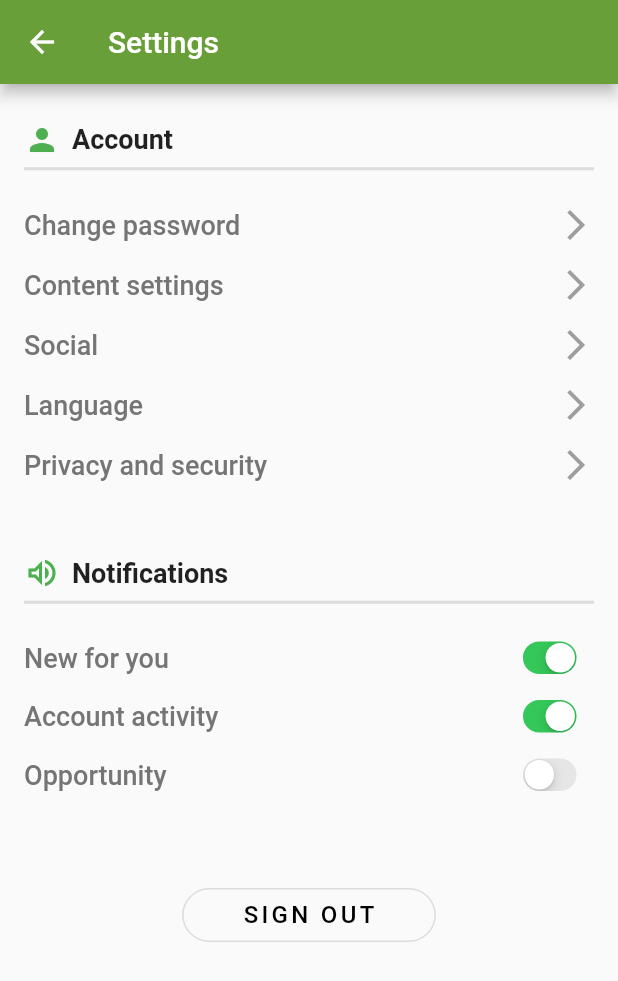
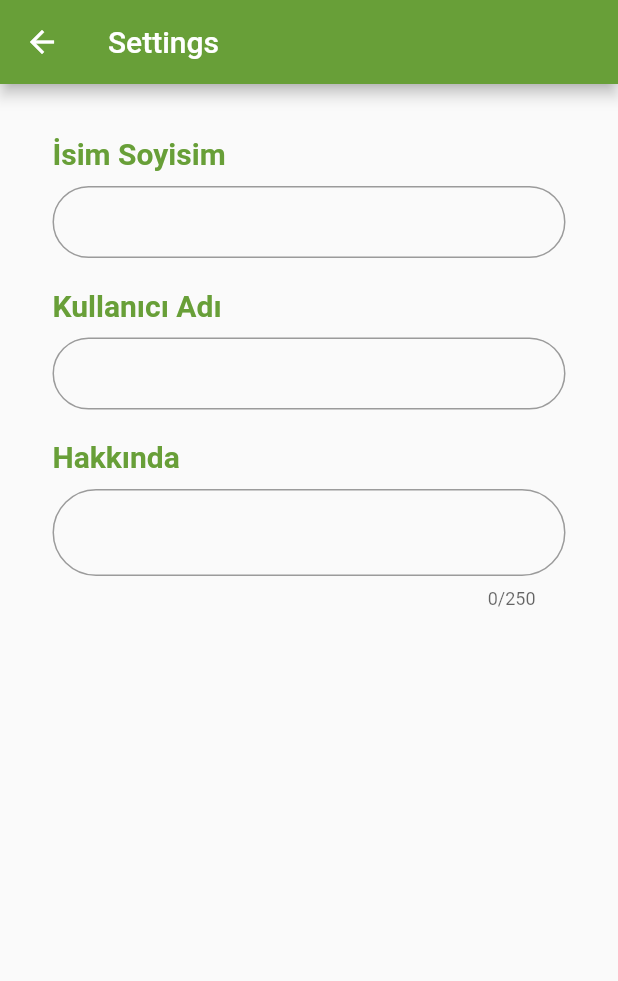
Before and after one commit to tirrideveloper/consultation_app, a Flutter app: the SettingsPage screen opened directly, on a phone screen of 412 x 824 dp. Shown: the top 981 px of the screen. Run offline on Flutter 3.47's test engine with Material 2 defaults, Android fonts, the phone set to English and light mode, and no system bars; our stand-ins replace after_layout, cloud_firestore, firebase_auth, firebase_core, get_it, google_sign_in and 2 more; missing offline and left inert: flutter_facebook_login; accounts and stored records are empty; network calls fail.

Commit message:
settings

```diff
--- a/lib/models/user_model.dart
+++ b/lib/models/user_model.dart
@@ -7,10 +7,12 @@ class UserModel {
   final String userId;
   String email;
   String userName;
+  String nameSurname;
   String profileURL;
   DateTime createdAt;
   DateTime updatedAt;
   double rank;
+  String aboutUser;
 
   UserModel({@required this.userId, @required this.email});
 
@@ -20,11 +22,13 @@ class UserModel {
       "email": email,
       "userName": userName ??
           email.substring(0, email.indexOf("@")) + createRandomNumber(),
+      "nameSurname": "İsminizi Giriniz",
       "profileURL": profileURL ??
           "https://visualpharm.com/assets/233/Consultation-595b40b75ba036ed117d5a39.svg",
       "createdAt": createdAt ?? FieldValue.serverTimestamp(),
       "updatedAt": updatedAt ?? FieldValue.serverTimestamp(),
       "rank": rank ?? 1.0,
+      "aboutUser": aboutUser ?? "null"
     };
   }
 
@@ -32,14 +36,16 @@ class UserModel {
       : userId = map["userId"],
         email = map["email"],
         userName = map["userName"],
+        nameSurname = map["nameSurname"],
         profileURL = map["profileURL"],
         createdAt = (map["createdAt"] as Timestamp).toDate(),
         updatedAt = (map["updatedAt"] as Timestamp).toDate(),
-        rank = map["rank"];
+        rank = map["rank"],
+        aboutUser = map["aboutUser"];
 
   @override
   String toString() {
-    return 'UserModel{userId: $userId, email: $email, userName: $userName, profileURL: $profileURL, createdAt: $createdAt, updatedAt: $updatedAt, rank: $rank}';
+    return 'UserModel{userId: $userId, email: $email, userName: $userName, nameSurname: $nameSurname ,profileURL: $profileURL, createdAt: $createdAt, updatedAt: $updatedAt, rank: $rank}';
   }
 
   String createRandomNumber() {
--- a/lib/models/user_view_model.dart
+++ b/lib/models/user_view_model.dart
@@ -109,13 +109,12 @@ class UserViewModel with ChangeNotifier implements AuthBase {
   Future<UserModel> createEmailAndPassword(
       String email, String password) async {
     if (_checkValidEmailAndPassword(email, password)) {
-      try{
+      try {
         state = ViewState.Busy;
         _userModel =
-        await _userRepository.createEmailAndPassword(email, password);
+            await _userRepository.createEmailAndPassword(email, password);
         return _userModel;
-      }
-      finally{
+      } finally {
         state = ViewState.Idle;
       }
     } else
@@ -129,13 +128,10 @@ class UserViewModel with ChangeNotifier implements AuthBase {
       if (_checkValidEmailAndPassword(email, password)) {
         state = ViewState.Busy;
         _userModel =
-            await _userRepository.createEmailAndPassword(email, password);
+            await _userRepository.signInEmailAndPassword(email, password);
         return _userModel;
       } else
         return null;
-    } catch (e) {
-      print("VIEW MODEL SIGN IN ANONYMOUSLY ERROR" + e);
-      return null;
     } finally {
       state = ViewState.Idle;
     }
--- a/lib/screens/main_menu/home_page.dart
+++ b/lib/screens/main_menu/home_page.dart
@@ -1,6 +1,5 @@
 import 'package:consultation_app/models/user_model.dart';
 import 'package:consultation_app/screens/main_menu/search/arama.dart';
-import 'package:consultation_app/screens/main_menu/settings/ayarlar.dart';
 import 'package:consultation_app/screens/main_menu/kullanicilar.dart';
 import 'package:consultation_app/screens/main_menu/my_custom_bottom_navi.dart';
 import 'package:consultation_app/screens/main_menu/profile/profile_page.dart';
@@ -27,7 +26,6 @@ class _HomePageState extends State<HomePage> {
   Map<TabItem, Widget> tumSayfalar() {
     return {
       TabItem.AnaSayfa: KullanicilarPage(),
-      TabItem.Ayarlar: SettingsPage(),
       TabItem.Profil: ProfilePage(),
       TabItem.Arama: Aramapage(),
     };
--- a/lib/screens/main_menu/my_custom_bottom_navi.dart
+++ b/lib/screens/main_menu/my_custom_bottom_navi.dart
@@ -25,7 +25,6 @@ class MyCustomBottomNavigation extends StatelessWidget {
           _navItemOlustur(TabItem.AnaSayfa),
           _navItemOlustur(TabItem.Arama),
           _navItemOlustur(TabItem.Profil),
-          _navItemOlustur(TabItem.Ayarlar),
         ],
         onTap: (index) => onSelectedTab(TabItem.values[index]),
       ),
--- /dev/null
+++ b/lib/screens/main_menu/profile/profile_settings.dart
@@ -0,0 +1,114 @@
+import 'package:consultation_app/models/app_localizations.dart';
+import 'package:consultation_app/models/user_view_model.dart';
+import 'package:flutter/material.dart';
+import 'package:provider/provider.dart';
+
+class SettingsPage extends StatefulWidget {
+  const SettingsPage({Key key}) : super(key: key);
+
+  @override
+  _SettingsPageState createState() => _SettingsPageState();
+}
+
+class _SettingsPageState extends State<SettingsPage> {
+  @override
+  Widget build(BuildContext context) {
+    UserViewModel _viewModel =
+        Provider.of<UserViewModel>(context, listen: false);
+
+    return Scaffold(
+      appBar: AppBar(
+        title: Text(
+          AppLocalizations.of(context).translate("tab_item_settings"),
+        ),
+      ),
+      body: SingleChildScrollView(
+        child: Container(
+          margin: EdgeInsets.all(35),
+          child: Column(
+            crossAxisAlignment: CrossAxisAlignment.start,
+            children: [
+              Text(
+                "İsim Soyisim",
+                style: TextStyle(
+                  fontSize: 20,
+                  fontWeight: FontWeight.bold,
+                  color: Theme.of(context).primaryColor,
+                ),
+              ),
+              SizedBox(
+                height: 10,
+              ),
+              TextFormField(
+                initialValue: _viewModel.user.nameSurname,
+                decoration: InputDecoration(
+                  contentPadding: EdgeInsets.fromLTRB(15,5,15,5),
+                  border: OutlineInputBorder(
+                    borderRadius: BorderRadius.all(Radius.circular(70)),
+                    borderSide: BorderSide(
+                      color: Colors.transparent,
+                    ),
+                  ),
+                ),
+              ),
+              SizedBox(
+                height: 20,
+              ),
+              Text(
+                "Kullanıcı Adı",
+                style: TextStyle(
+                  fontSize: 20,
+                  fontWeight: FontWeight.bold,
+                  color: Theme.of(context).primaryColor,
+                ),
+              ),
+              SizedBox(
+                height: 10,
+              ),
+              TextFormField(
+                initialValue: _viewModel.user.userName,
+                decoration: InputDecoration(
+                  contentPadding: EdgeInsets.fromLTRB(15,5,15,5),
+                  border: OutlineInputBorder(
+                    borderRadius: BorderRadius.all(Radius.circular(70)),
+                    borderSide: BorderSide(
+                      color: Colors.transparent,
+                    ),
+                  ),
+                ),
+              ),
+              SizedBox(
+                height: 20,
+              ),
+              Text(
+                "Hakkında",
+                style: TextStyle(
+                  fontSize: 20,
+                  fontWeight: FontWeight.bold,
+                  color: Theme.of(context).primaryColor,
+                ),
+              ),
+              SizedBox(
+                height: 10,
+              ),
+              TextFormField(
+                initialValue: _viewModel.user.aboutUser == "null" ? "" : _viewModel.user.aboutUser,
+                maxLines: 2,
+                maxLength: 250,
+                decoration: InputDecoration(
+                  contentPadding: EdgeInsets.fromLTRB(20,10,20,10),
+                  border: OutlineInputBorder(
+                    borderRadius: BorderRadius.all(Radius.circular(70)),
+                    borderSide: BorderSide(
+                      color: Colors.transparent,
+                    ),
+                  ),
+                ),
+              ),
+            ],
+          ),
+        ),
+      ),
+    );
+  }
+}
--- a/lib/screens/main_menu/settings/ayarlar.dart
+++ /dev/null
@@ -1,165 +0,0 @@
-import 'package:consultation_app/models/app_localizations.dart';
-import 'package:flutter/cupertino.dart';
-import 'package:flutter/material.dart';
-
-class SettingsPage extends StatefulWidget {
-  @override
-  _SettingsPageState createState() => _SettingsPageState();
-}
-
-class _SettingsPageState extends State<SettingsPage> {
-  @override
-  Widget build(BuildContext context) {
-    return Scaffold(
-      appBar: AppBar(
-        title: Text(AppLocalizations.of(context).translate("tab_item_settings")),
-      ),
-      body: Container(
-        padding: EdgeInsets.only(left: 16, top: 25, right: 16),
-        child: ListView(
-          children: [
-            Row(
-              children: [
-                Icon(
-                  Icons.person,
-                  color: Colors.green,
-                ),
-                SizedBox(
-                  width: 8,
-                ),
-                Text(
-                  "Account",
-                  style: TextStyle(fontSize: 18, fontWeight: FontWeight.bold),
-                ),
-              ],
-            ),
-            Divider(
-              height: 15,
-              thickness: 2,
-            ),
-            SizedBox(
-              height: 10,
-            ),
-            buildAccountOptionRow(context, "Change password"),
-            buildAccountOptionRow(context, "Content settings"),
-            buildAccountOptionRow(context, "Social"),
-            buildAccountOptionRow(context, "Language"),
-            buildAccountOptionRow(context, "Privacy and security"),
-            SizedBox(
-              height: 40,
-            ),
-            Row(
-              children: [
-                Icon(
-                  Icons.volume_up_outlined,
-                  color: Colors.green,
-                ),
-                SizedBox(
-                  width: 8,
-                ),
-                Text(
-                  "Notifications",
-                  style: TextStyle(fontSize: 18, fontWeight: FontWeight.bold),
-                ),
-              ],
-            ),
-            Divider(
-              height: 15,
-              thickness: 2,
-            ),
-            SizedBox(
-              height: 10,
-            ),
-            buildNotificationOptionRow("New for you", true),
-            buildNotificationOptionRow("Account activity", true),
-            buildNotificationOptionRow("Opportunity", false),
-            SizedBox(
-              height: 50,
-            ),
-            Center(
-              child: OutlineButton(
-                padding: EdgeInsets.symmetric(horizontal: 40),
-                shape: RoundedRectangleBorder(
-                    borderRadius: BorderRadius.circular(20)),
-                onPressed: () {},
-                child: Text("SIGN OUT",
-                    style: TextStyle(
-                        fontSize: 16, letterSpacing: 2.2, color: Colors.black)),
-              ),
-            )
-          ],
-        ),
-      ),
-    );
-  }
-
-  Row buildNotificationOptionRow(String title, bool isActive) {
-    return Row(
-      mainAxisAlignment: MainAxisAlignment.spaceBetween,
-      children: [
-        Text(
-          title,
-          style: TextStyle(
-              fontSize: 18,
-              fontWeight: FontWeight.w500,
-              color: Colors.grey[600]),
-        ),
-        Transform.scale(
-            scale: 0.7,
-            child: CupertinoSwitch(
-              value: isActive,
-              onChanged: (bool val) {},
-            ))
-      ],
-    );
-  }
-
-  GestureDetector buildAccountOptionRow(BuildContext context, String title) {
-    return GestureDetector(
-      onTap: () {
-        showDialog(
-            context: context,
-            builder: (BuildContext context) {
-              return AlertDialog(
-                title: Text(title),
-                content: Column(
-                  mainAxisSize: MainAxisSize.min,
-                  children: [
-                    Text("Option 1"),
-                    Text("Option 2"),
-                    Text("Option 3"),
-                  ],
-                ),
-                actions: [
-                  ElevatedButton(
-                      onPressed: () {
-                        Navigator.of(context).pop();
-                      },
-                      child: Text("Close")),
-                ],
-              );
-            });
-      },
-      child: Padding(
-        padding: const EdgeInsets.symmetric(vertical: 8.0),
-        child: Row(
-          mainAxisAlignment: MainAxisAlignment.spaceBetween,
-          children: [
-            Text(
-              title,
-              style: TextStyle(
-                fontSize: 18,
-                fontWeight: FontWeight.w500,
-                color: Colors.grey[600],
-              ),
-            ),
-            Icon(
-              Icons.arrow_forward_ios,
-              color: Colors.grey,
-            ),
-          ],
-        ),
-      ),
-    );
-  }
-}
--- a/lib/screens/main_menu/tab_items.dart
+++ b/lib/screens/main_menu/tab_items.dart
@@ -1,7 +1,7 @@
 import 'package:flutter/cupertino.dart';
 import 'package:flutter/material.dart';
 
-enum TabItem { AnaSayfa, Arama, Profil, Ayarlar }
+enum TabItem { AnaSayfa, Arama, Profil }
 
 class TabItemData {
   final IconData icon;
@@ -12,6 +12,5 @@ class TabItemData {
     TabItem.AnaSayfa: TabItemData(Icons.home),
     TabItem.Arama: TabItemData(Icons.search),
     TabItem.Profil: TabItemData(Icons.person),
-    TabItem.Ayarlar: TabItemData(Icons.settings)
   };
 }
```
Also changed, not shown: lib/error_exception.dart (+11 -4 lines), lib/repository/user_repository.dart (+5 -10 lines), lib/screens/main_menu/profile/profile_page.dart (+26 -11 lines), lib/screens/sign_in/email_and_password.dart (+8 -2 lines), lib/services/firebase_auth.dart (+6 -9 lines).
